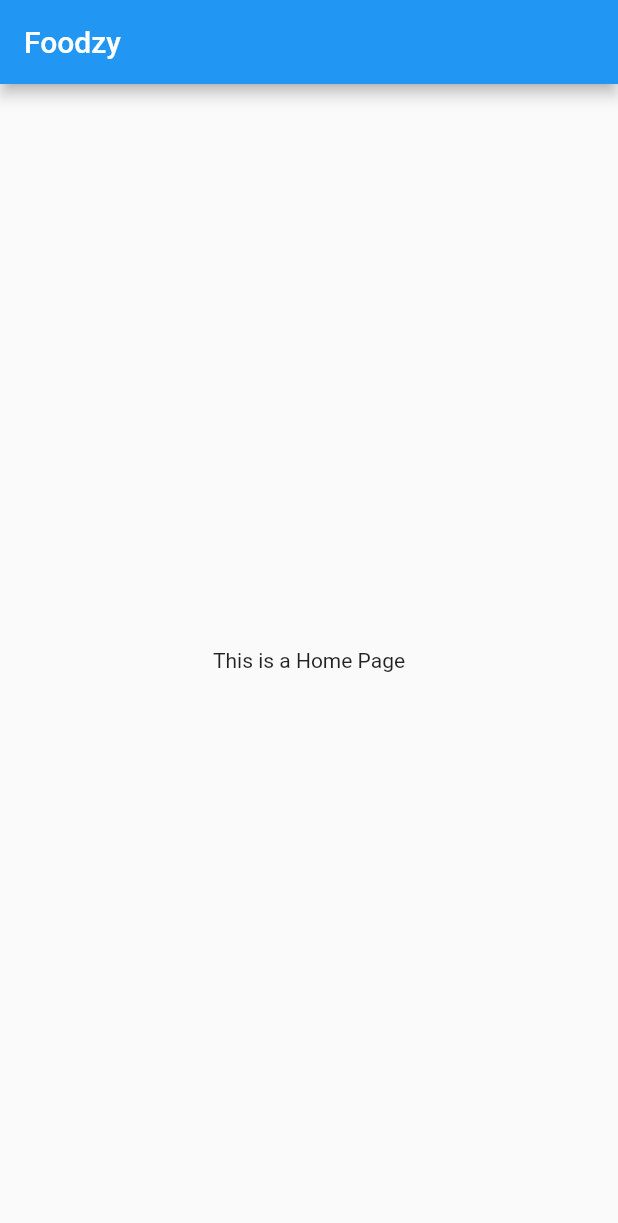
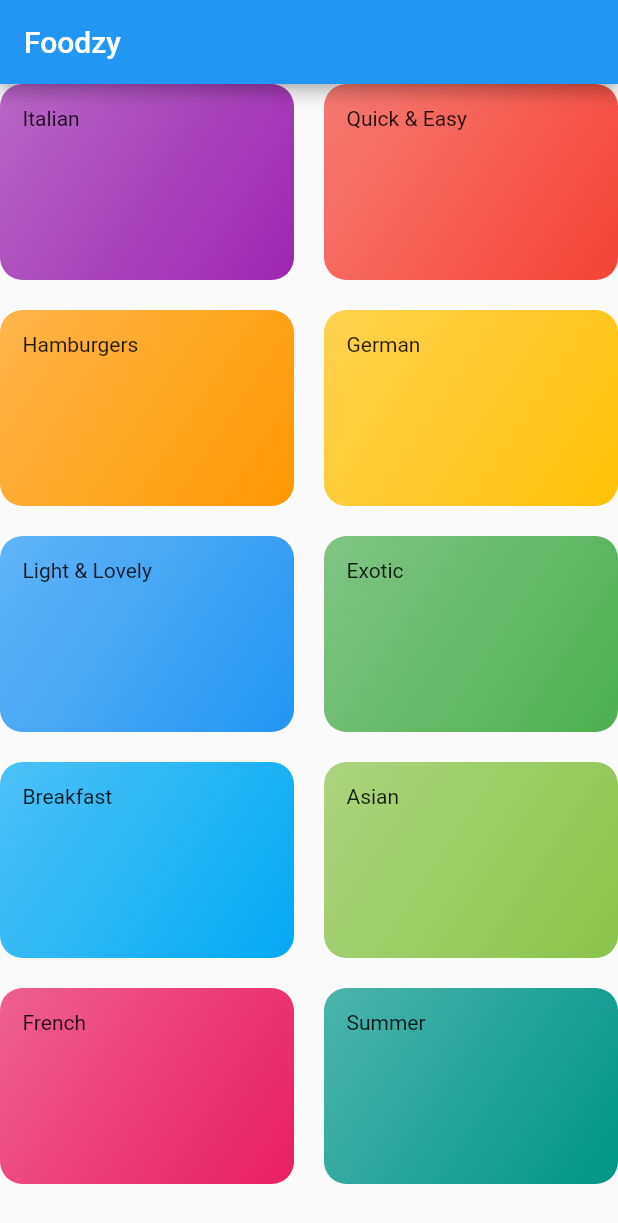
Before and after one commit to bhavikvashi1804/foodzy, a Flutter app: the screen it shows after launch, on a phone screen of 412 x 824 dp. Shown: the top 1223 px of the screen. Run offline on Flutter 3.47's test engine with Material 2 defaults, Android fonts, the phone set to English and light mode, and no system bars.

Commit message:
Display Dummy Data

```diff
--- a/lib/main.dart
+++ b/lib/main.dart
@@ -1,4 +1,6 @@
 import 'package:flutter/material.dart';
+
+import './screen/categories.dart';
 
 void main() => runApp(MyApp());
 
@@ -6,6 +8,7 @@
   @override
   Widget build(BuildContext context) {
     return MaterialApp(
+      debugShowCheckedModeBanner: false,
       title: 'Foodzy',
       theme: ThemeData(
         primarySwatch: Colors.blue,
@@ -28,9 +31,7 @@
       appBar: AppBar(
         title: Text('Foodzy'),
       ),
-      body: Center(
-        child: Text('This is a Home Page'),
-      ),
+      body: CategoriesPage(),
     );
   }
 }
--- /dev/null
+++ b/lib/models/category.dart
@@ -0,0 +1,17 @@
+import 'package:flutter/material.dart';
+
+class Category{
+
+  final String id;
+  final String title;
+  final Color color;
+
+  const Category({
+    @required this.id,
+    this.title,
+    this.color=Colors.orange
+  });
+
+
+
+}
--- /dev/null
+++ b/lib/models/dummy_categories.dart
@@ -0,0 +1,56 @@
+import 'package:flutter/material.dart';
+
+import './category.dart';
+
+const DUMMY_CATEGORIES = const [
+  Category(
+    id: 'c1',
+    title: 'Italian',
+    color: Colors.purple,
+  ),
+  Category(
+    id: 'c2',
+    title: 'Quick & Easy',
+    color: Colors.red,
+  ),
+  Category(
+    id: 'c3',
+    title: 'Hamburgers',
+    color: Colors.orange,
+  ),
+  Category(
+    id: 'c4',
+    title: 'German',
+    color: Colors.amber,
+  ),
+  Category(
+    id: 'c5',
+    title: 'Light & Lovely',
+    color: Colors.blue,
+  ),
+  Category(
+    id: 'c6',
+    title: 'Exotic',
+    color: Colors.green,
+  ),
+  Category(
+    id: 'c7',
+    title: 'Breakfast',
+    color: Colors.lightBlue,
+  ),
+  Category(
+    id: 'c8',
+    title: 'Asian',
+    color: Colors.lightGreen,
+  ),
+  Category(
+    id: 'c9',
+    title: 'French',
+    color: Colors.pink,
+  ),
+  Category(
+    id: 'c10',
+    title: 'Summer',
+    color: Colors.teal,
+  ),
+];
--- /dev/null
+++ b/lib/screen/categories.dart
@@ -0,0 +1,26 @@
+import 'package:flutter/material.dart';
+
+
+import '../models/dummy_categories.dart';
+import '../widget/category_item.dart';
+
+class CategoriesPage extends StatelessWidget {
+  @override
+  Widget build(BuildContext context) {
+    return GridView(
+      gridDelegate: SliverGridDelegateWithMaxCrossAxisExtent(
+        maxCrossAxisExtent: 200,
+        childAspectRatio: 3/2,
+        crossAxisSpacing: 20,
+        mainAxisSpacing: 20,
+      ),
+
+      children: DUMMY_CATEGORIES.map((catData) =>
+
+        CategoryItem(catData.title, catData.color),
+
+      ).toList(),
+
+    );
+  }
+}
--- /dev/null
+++ b/lib/widget/category_item.dart
@@ -0,0 +1,25 @@
+import 'package:flutter/material.dart';
+
+class CategoryItem extends StatelessWidget {
+
+  final String title;
+  final Color color;
+
+  CategoryItem(this.title,this.color);
+  @override
+  Widget build(BuildContext context) {
+    return Container(
+      padding: const EdgeInsets.all(15.0),
+      child: Text(title),
+      decoration: BoxDecoration(
+        gradient: LinearGradient(
+          colors: [color.withOpacity(0.7),color],
+          begin: Alignment.topLeft,
+          end: Alignment.bottomRight,
+        ),
+        borderRadius: BorderRadius.circular(15),
+      ),
+
+    );
+  }
+}
```
